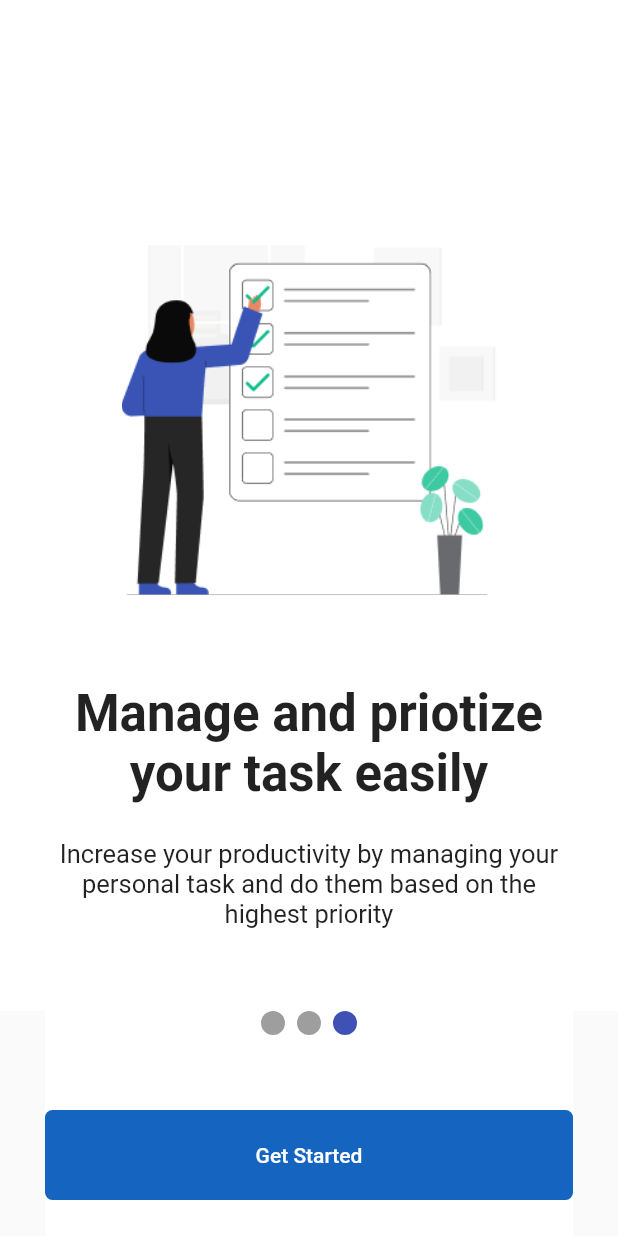
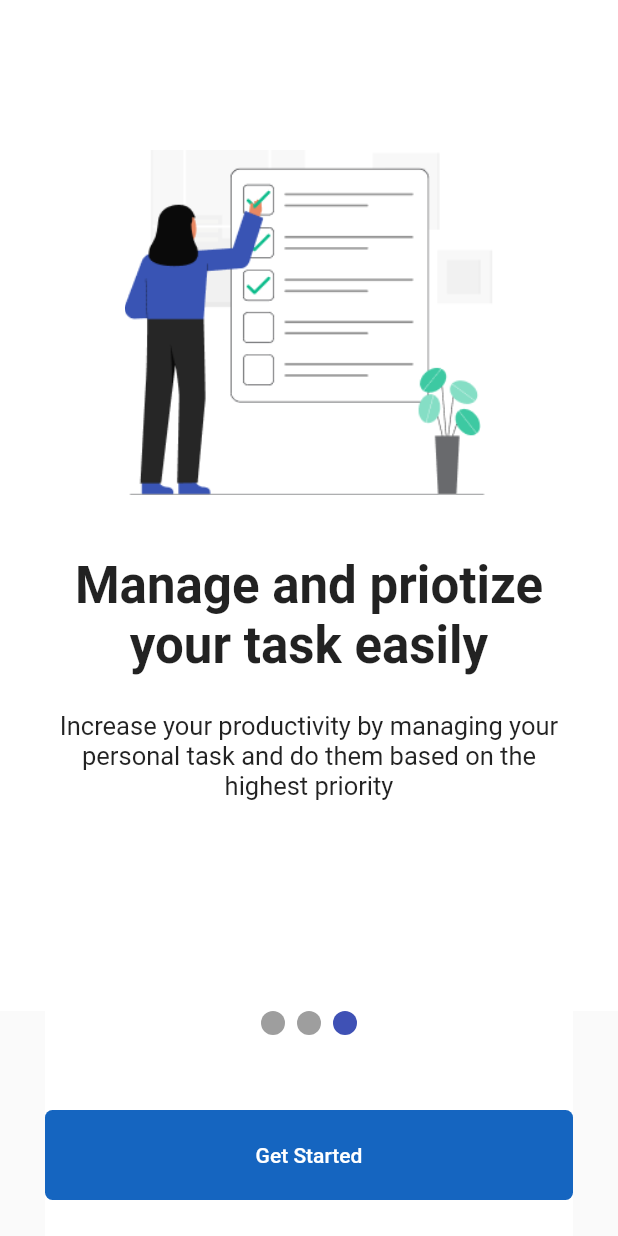
Before and after one commit to Devsleo/todo-app-flutter, a Flutter app: the screen it shows after launch, swiped to page 3, on a phone screen of 412 x 824 dp. Run offline on Flutter 3.47's test engine with Material 2 defaults, Android fonts, the phone set to English and light mode, and no system bars; drawn by our look-alikes of smooth_page_indicator; our stand-ins replace shared_preferences.

Commit message:
ThemeData Almost Dont

```diff
--- /dev/null
+++ b/lib/Constants/ThemeData.dart
@@ -0,0 +1,14 @@
+import 'package:flutter/material.dart';
+import 'package:todo_app/Constants/color.dart';
+
+class MyTheme {
+  static final ThemeData myDefaultTheme = _buildMyTheme();
+  static ThemeData _buildMyTheme() {
+    final ThemeData base = ThemeData.light();
+
+    return base.copyWith(
+        primaryColor: PrimaryColor,
+        accentColor: SecondaryColor,
+        backgroundColor: BackgroundColorDark);
+  }
+}
--- /dev/null
+++ b/lib/Constants/color.dart
@@ -0,0 +1,15 @@
+import 'package:flutter/material.dart';
+
+const PrimaryColor = Color(0xFF3954B4);
+
+const SecondaryColor = const Color(0xFF9BBDFF);
+const SecondaerColorLight = Color(0xFFEBF2FF);
+const SecondaryColorDark = const Color(0xFF091C66);
+
+const BackgroundColorLight = const Color(0xFFFFFFFF);
+const BackgroundColorDark = const Color(0xFF3954B4);
+
+const TextColor = const Color(0xFF9BBDFF);
+const TextColorLight = const Color(0xFFFFFFFF);
+const TextColorDark = const Color(0xFF000000);
+const TextColorRed = const Color(0xFFFF4444);
--- a/lib/Screens/onboarding.dart
+++ b/lib/Screens/onboarding.dart
@@ -2,6 +2,7 @@ import 'package:smooth_page_indicator/smooth_page_indicator.dart';
 import 'package:shared_preferences/shared_preferences.dart';
 import 'package:flutter/material.dart';
 import 'package:todo_app/Screens/homeScreen.dart';
+import 'package:todo_app/Screens/login.dart';
 
 class OnBoardingScreen extends StatefulWidget {
   const OnBoardingScreen({Key? key}) : super(key: key);
@@ -32,7 +33,7 @@ class _OnBoardingScreenState extends State<OnBoardingScreen> {
     return Scaffold(
       body: Container(
         color: Colors.white,
-        height: MediaQuery.of(context).size.height - 150,
+        //height: MediaQuery.of(context).size.height - 130,
         child: PageView(
           controller: _pageController,
           onPageChanged: (index) {
@@ -94,7 +95,7 @@ class _OnBoardingScreenState extends State<OnBoardingScreen> {
 
                           Navigator.of(context).pushReplacement(
                               MaterialPageRoute(
-                                  builder: (context) => HomeScreen()));
+                                  builder: (context) => LoginScreen()));
                         },
                         child: Text("Get Started")),
                   ],
@@ -153,17 +154,17 @@ Widget buildPage(
       child: Padding(
         padding: const EdgeInsets.symmetric(horizontal: 30),
         child: Column(
-          mainAxisAlignment: MainAxisAlignment.center,
+          mainAxisAlignment: MainAxisAlignment.start,
           crossAxisAlignment: CrossAxisAlignment.center,
           children: [
             Image.asset(
               image,
-              height: 250,
+              height: 230,
               width: 250,
               //fit: BoxFit.cover,
             ),
             SizedBox(
-              height: 50,
+              height: 40,
             ),
             Center(
               child: Text(
--- a/lib/main.dart
+++ b/lib/main.dart
@@ -1,4 +1,5 @@
 import 'package:flutter/material.dart';
+import 'package:todo_app/Constants/ThemeData.dart';
 import 'package:todo_app/Screens/homeScreen.dart';
 import 'package:todo_app/Screens/onboarding.dart';
 import 'package:shared_preferences/shared_preferences.dart';
@@ -6,7 +7,7 @@ import 'package:shared_preferences/shared_preferences.dart';
 Future main() async {
   WidgetsFlutterBinding.ensureInitialized();
   final prefs = await SharedPreferences.getInstance();
-  //await prefs.setBool('showHome', false);
+  await prefs.setBool('showHome', false);
   final showHome = prefs.getBool('showHome') ?? false;
   runApp(MyApp(
     showHome: showHome,
@@ -21,6 +22,23 @@ class MyApp extends StatelessWidget {
   @override
   Widget build(BuildContext context) {
     return MaterialApp(
+      theme: MyTheme.myDefaultTheme,
+      // theme: ThemeData(
+      //   // Define the default brightness and colors.
+      //   brightness: Brightness.dark,
+      //   primaryColor: Colors.lightBlue[800],
+
+      //   // Define the default font family.
+      //   fontFamily: 'Georgia',
+
+      //   // Define the default `TextTheme`. Use this to specify the default
+      //   // text styling for headlines, titles, bodies of text, and more.
+      //   textTheme: const TextTheme(
+      //     headline1: TextStyle(fontSize: 72.0, fontWeight: FontWeight.bold),
+      //     headline6: TextStyle(fontSize: 36.0, fontStyle: FontStyle.italic),
+      //     bodyText2: TextStyle(fontSize: 14.0, fontFamily: 'Hind'),
+      //   ),
+      // ),
       home: showHome ? HomeScreen() : OnBoardingScreen(),
     );
   }
```
Also changed, not shown: lib/Screens/login.dart (added, +133 -0 lines), lib/Screens/signup.dart (added, +19 -0 lines).
